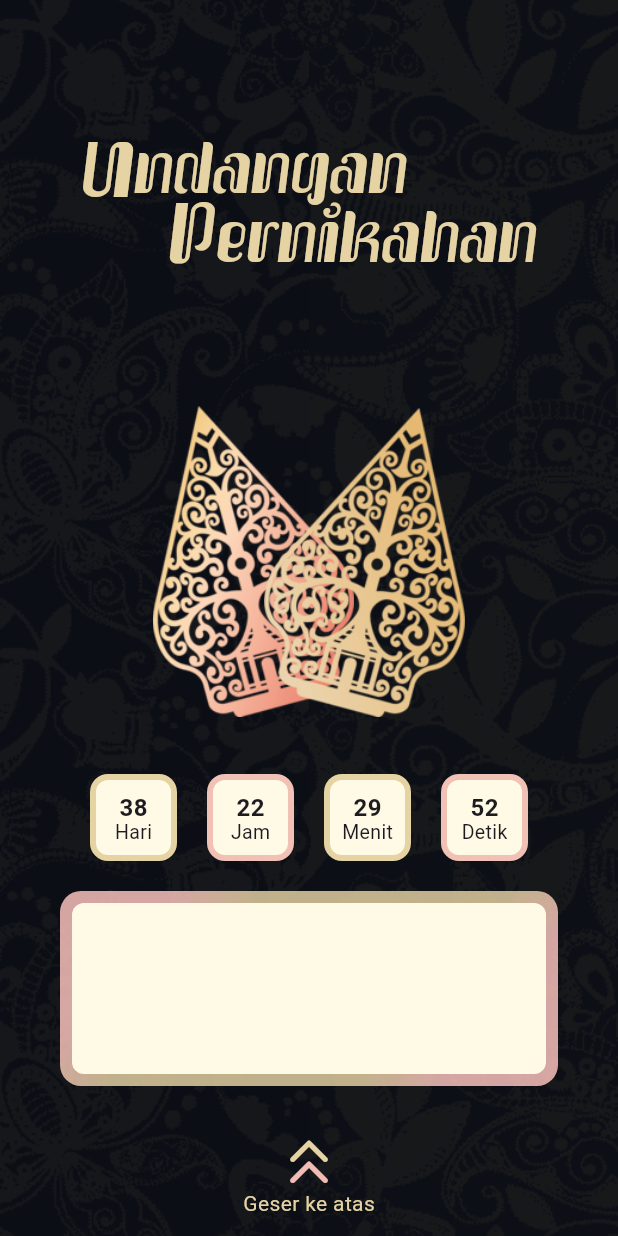
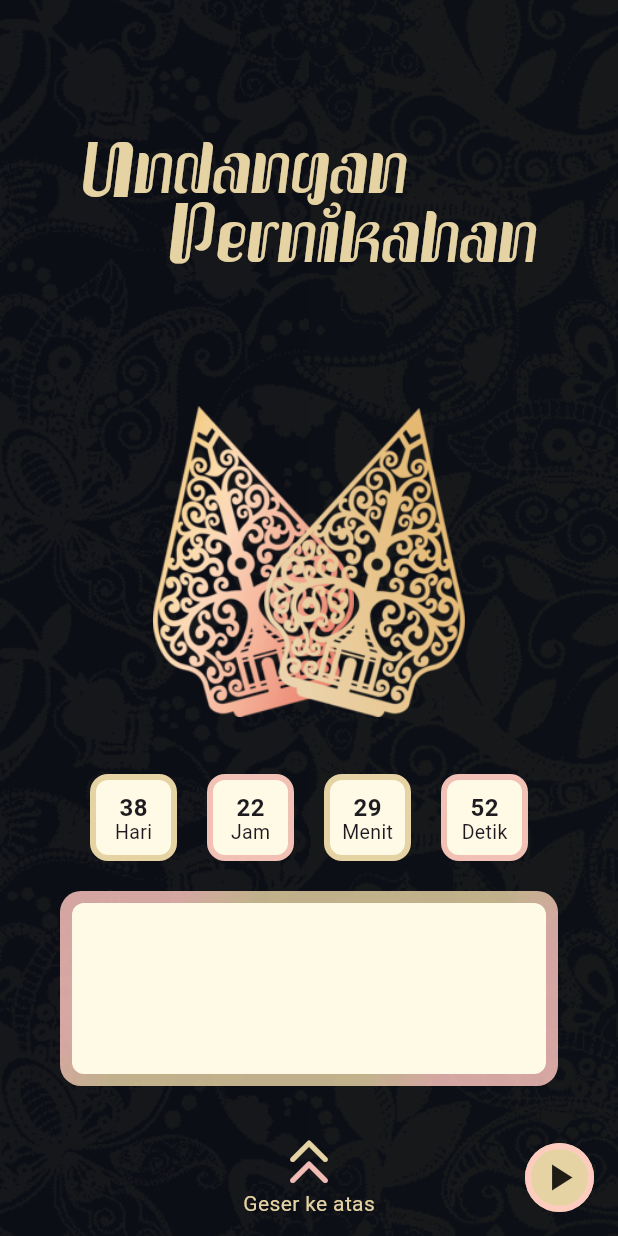
Before and after one commit to faequl96/invitation_web, a Flutter app: the screen it shows after launch, on a phone screen of 412 x 824 dp. Run offline on Flutter 3.47's test engine with Material 3 defaults, Android fonts, the phone set to English and light mode, and no system bars; our stand-ins replace get_it, get_it_mixin, gradient_borders, just_audio, responsive_builder.

Commit message:
test add audio

```diff
--- a/lib/app.dart
+++ b/lib/app.dart
@@ -2,6 +2,7 @@ import 'package:flutter/material.dart';
 import 'package:invitation_web/methods/methods.dart';
 import 'package:invitation_web/views/app_view.dart';
 import 'package:invitation_web/view_model.dart';
+import 'package:invitation_web/views/audio_player/audio_player.dart';
 import 'package:responsive_builder/responsive_builder.dart';
 
 class App extends StatelessWidget {
@@ -37,6 +38,7 @@ class App extends StatelessWidget {
             ),
           ),
         ),
+        floatingActionButton: AudioPlayerWidget(),
       ),
     );
   }
--- a/lib/main.dart
+++ b/lib/main.dart
@@ -3,7 +3,7 @@ import 'package:intl/date_symbol_data_local.dart';
 import 'package:invitation_web/app.dart';
 import 'package:invitation_web/view_model.dart';
 
-void main() {
+void main() async {
   initializeDateFormatting("id_ID");
   setupLocator();
 
--- a/lib/view_model.dart
+++ b/lib/view_model.dart
@@ -2,6 +2,7 @@ import 'package:flutter/material.dart';
 import 'package:get_it/get_it.dart';
 import 'package:invitation_web/enum/enums.dart';
 import 'package:invitation_web/models/position_value.dart';
+import 'package:just_audio/just_audio.dart';
 
 final GetIt locator = GetIt.instance;
 void setupLocator() => locator.registerSingleton<ViewModel>(ViewModel());
@@ -9,6 +10,9 @@ void setupLocator() => locator.registerSingleton<ViewModel>(ViewModel());
 class ViewModel extends ChangeNotifier {
   // page controller for PageView widget
   final PageController pageController = PageController();
+
+  late AudioPlayer player;
+  int audioPlayerMark = 0;
 
   // name of person invited
   String toName = "";
--- /dev/null
+++ b/lib/views/audio_player/audio_player.dart
@@ -0,0 +1,98 @@
+import 'package:get_it_mixin/get_it_mixin.dart';
+import 'package:invitation_web/methods/methods.dart';
+import 'package:invitation_web/view_model.dart';
+import 'package:just_audio/just_audio.dart';
+import 'package:flutter/material.dart';
+
+class AudioPlayerWidget extends StatelessWidget with GetItMixin {
+  AudioPlayerWidget({super.key});
+
+  @override
+  Widget build(BuildContext context) {
+    final ViewModel vM = locator<ViewModel>();
+    watchOnly((ViewModel x) => x.swipeUpViewState);
+
+    if (vM.sV < 1) {
+      return StreamBuilder<PlayerState>(
+        stream: vM.player.playerStateStream,
+        builder: (context, snapshot) {
+          final playerState = snapshot.data;
+          final processingState = playerState?.processingState;
+          final playing = playerState?.playing;
+          if (processingState == ProcessingState.loading ||
+              processingState == ProcessingState.buffering ||
+              processingState == null) {
+            print("loading");
+            return Padding(
+              padding: const EdgeInsets.all(8),
+              child: SizedBox(
+                width: s(vM.w, 24, 26, 28, 30),
+                height: s(vM.w, 24, 26, 28, 30),
+                child: const CircularProgressIndicator(),
+              ),
+            );
+          } else if (playing != true) {
+            if (vM.audioPlayerMark == 0) {
+              print("buttonPlay ${vM.audioPlayerMark}");
+              vM.player.play();
+              vM.audioPlayerMark += 1;
+            }
+
+            print("buttonPlay ${vM.audioPlayerMark}");
+            return GestureDetector(
+              onTap: vM.player.play,
+              child: Container(
+                padding: const EdgeInsets.all(4),
+                decoration: BoxDecoration(
+                  borderRadius: BorderRadius.circular(30),
+                  color: const Color.fromARGB(255, 230, 211, 164),
+                  border: Border.all(
+                    width: 4,
+                    color: const Color.fromARGB(240, 255, 204, 192),
+                  ),
+                ),
+                child: Icon(Icons.play_arrow, size: s(vM.w, 24, 26, 28, 30)),
+              ),
+            );
+          } else if (processingState != ProcessingState.completed) {
+            print("buttonPause");
+            return GestureDetector(
+              onTap: vM.player.pause,
+              child: Container(
+                padding: const EdgeInsets.all(4),
+                decoration: BoxDecoration(
+                  borderRadius: BorderRadius.circular(30),
+                  color: const Color.fromARGB(255, 230, 211, 164),
+                  border: Border.all(
+                    width: 4,
+                    color: const Color.fromARGB(240, 255, 204, 192),
+                  ),
+                ),
+                child: Icon(Icons.pause, size: s(vM.w, 24, 26, 28, 30)),
+              ),
+            );
+          } else {
+            print("buttonRePlay");
+            return GestureDetector(
+              onTap: () => vM.player.seek(Duration.zero),
+              child: Container(
+                padding: const EdgeInsets.all(4),
+                decoration: BoxDecoration(
+                  borderRadius: BorderRadius.circular(30),
+                  color: const Color.fromARGB(255, 230, 211, 164),
+                  border: Border.all(
+                    width: 4,
+                    color: const Color.fromARGB(240, 255, 204, 192),
+                  ),
+                ),
+                child: Icon(Icons.replay, size: s(vM.w, 24, 26, 28, 30)),
+              ),
+            );
+          }
+        },
+      );
+    } else {
+      return const SizedBox.shrink();
+    }
+  }
+}
--- a/pubspec.yaml
+++ b/pubspec.yaml
@@ -15,6 +15,7 @@ dependencies:
   get_it: ^7.6.7
   get_it_mixin: ^4.2.2
   responsive_builder: ^0.7.0
+  just_audio: ^0.9.38
 
 dev_dependencies:
   flutter_test:
```
Also changed, not shown: lib/methods/methods.dart (+11 -2 lines), lib/views/page_3/page_3.dart (+5 -33 lines), pubspec.lock, 1 other file.
